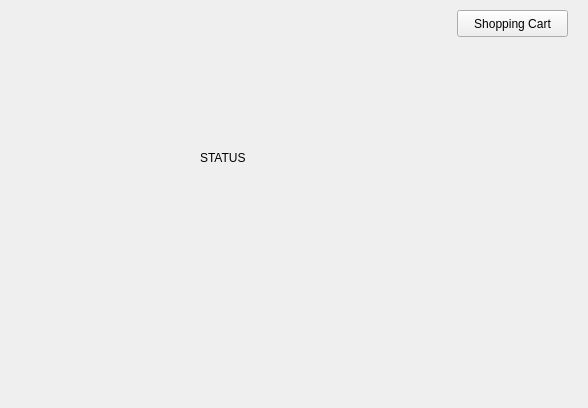
This is client/ClientInterface/mainwindow.ui in RemyGratwohl/cuTPS_D4_teaQup as Qt 5 draws it before an edit. The edited form follows.
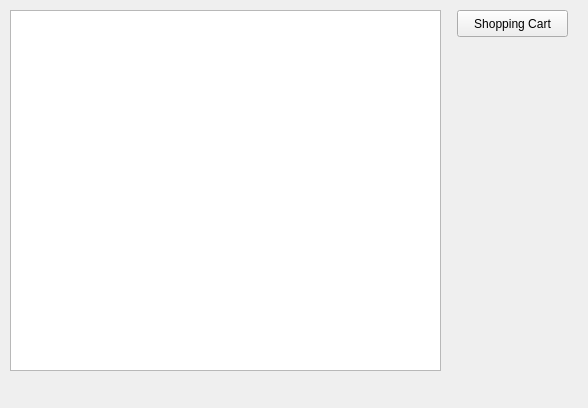
This is the edited form.

Patch:
```diff
--- a/client/ClientInterface/mainwindow.ui
+++ b/client/ClientInterface/mainwindow.ui
@@ -14,19 +14,6 @@
    <string>CuTPS: Prototype Client</string>
   </property>
   <widget class="QWidget" name="centralWidget">
-   <widget class="QLabel" name="statusLabel">
-    <property name="geometry">
-     <rect>
-      <x>200</x>
-      <y>150</y>
-      <width>211</width>
-      <height>16</height>
-     </rect>
-    </property>
-    <property name="text">
-     <string>STATUS</string>
-    </property>
-   </widget>
    <widget class="QPushButton" name="shoppingCartButton">
     <property name="geometry">
      <rect>
@@ -40,6 +27,16 @@
      <string>Shopping Cart</string>
     </property>
    </widget>
+   <widget class="QListWidget" name="contentWidget">
+    <property name="geometry">
+     <rect>
+      <x>10</x>
+      <y>10</y>
+      <width>431</width>
+      <height>361</height>
+     </rect>
+    </property>
+   </widget>
   </widget>
   <widget class="QMenuBar" name="menuBar">
    <property name="geometry">
```
